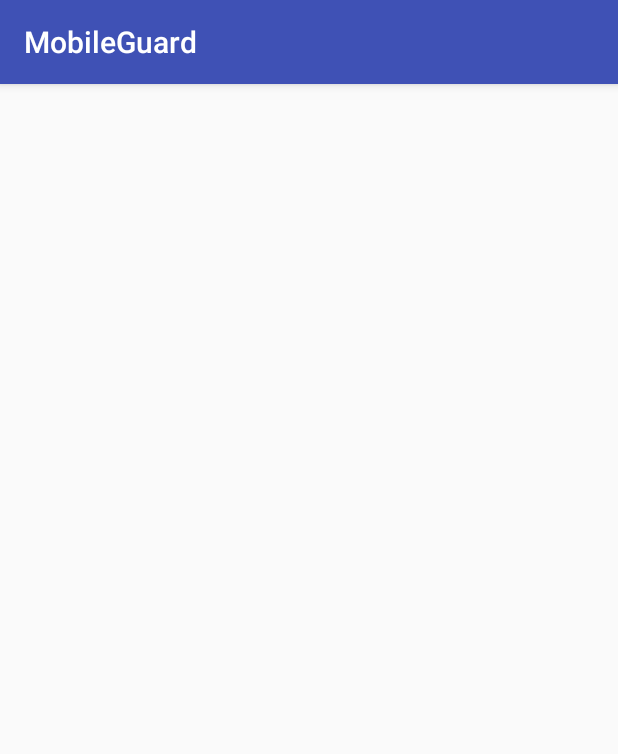
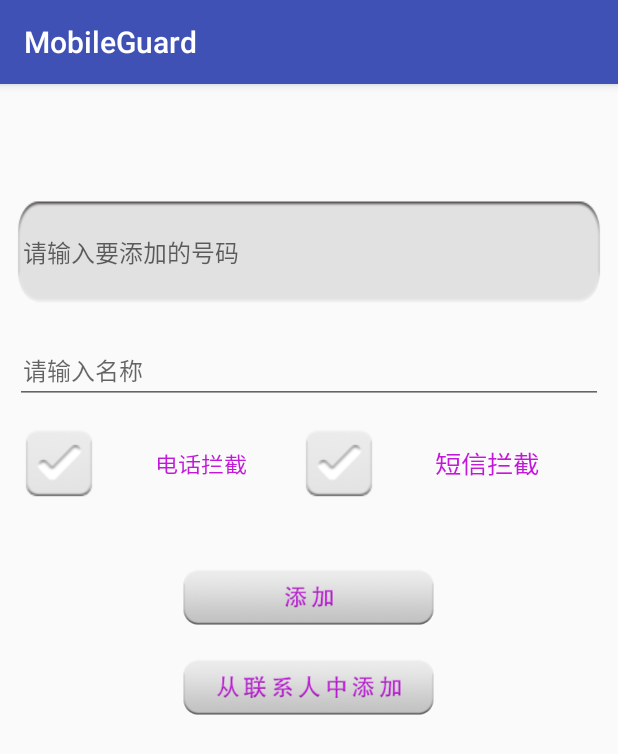
Before and after one commit to wzf383/MobileGuard, an Android app: the AddBlackNumberActivity screen opened directly, with no data from a screen before it, on a phone screen of 412 x 824 dp. Shown: the top 754 px of the screen. Run offline under Robolectric (Android 15) with nearby library versions, the phone set to English and light mode, and no system bars.

Commit message:
手机通讯界面

```diff
--- a/app/src/main/res/layout/activity_add_black_number.xml
+++ b/app/src/main/res/layout/activity_add_black_number.xml
@@ -1,9 +1,85 @@
 <?xml version="1.0" encoding="utf-8"?>
-<android.support.constraint.ConstraintLayout xmlns:android="http://schemas.android.com/apk/res/android"
-    xmlns:app="http://schemas.android.com/apk/res-auto"
-    xmlns:tools="http://schemas.android.com/tools"
+<LinearLayout xmlns:android="http://schemas.android.com/apk/res/android"
     android:layout_width="match_parent"
     android:layout_height="match_parent"
-    tools:context="cn.edu.gdmec.android.mobileguard.m3communicationguard.adapter.AddBlackNumberActivity">
+    android:orientation="vertical">
 
-</android.support.constraint.ConstraintLayout>
+    <include layout="@layout/titlebar"/>
+
+    <EditText
+        android:id="@+id/et_balcknumber"
+        android:layout_width="match_parent"
+        android:layout_height="wrap_content"
+        android:layout_marginLeft="10dp"
+        android:layout_marginRight="10dp"
+        android:layout_marginTop="20dp"
+        android:background="@drawable/coner_white_rec"
+        android:hint="请输入要添加的号码"
+        android:inputType="phone"
+        android:paddingLeft="5dp"
+        android:textColor="@color/bright_purple"
+        android:textSize="16sp"/>
+
+    <EditText
+        android:id="@+id/et_blackname"
+        android:layout_width="match_parent"
+        android:layout_height="wrap_content"
+        android:layout_marginLeft="10dp"
+        android:layout_marginRight="10dp"
+        android:layout_marginTop="20dp"
+        android:hint="请输入名称"
+        android:inputType="phone"
+        android:paddingLeft="5dp"
+        android:textColor="@color/bright_purple"
+        android:textSize="16sp"/>
+
+    <LinearLayout
+        android:layout_width="match_parent"
+        android:layout_height="wrap_content"
+        android:layout_margin="15dp"
+        android:gravity="center"
+        android:orientation="horizontal">
+
+        <CheckBox
+            android:id="@+id/cb_blacknumber_tel"
+            android:layout_width="wrap_content"
+            android:layout_height="wrap_content"
+            android:layout_weight="1"
+            android:button="@drawable/checkbox_selector"
+            android:checked="true"
+            android:paddingLeft="40dp"
+            android:text="电话拦截"
+            android:textColor="@color/bright_purple"
+            android:textScaleX="1.1"/>
+
+        <CheckBox
+            android:id="@+id/cb_blacknumber_sms"
+            android:layout_width="wrap_content"
+            android:layout_height="wrap_content"
+            android:layout_weight="1"
+            android:button="@drawable/checkbox_selector"
+            android:checked="true"
+            android:paddingLeft="40dp"
+            android:text="短信拦截"
+            android:textColor="@color/bright_purple"
+            android:textScaleX="1.1"
+            android:textSize="16sp"/>
+    </LinearLayout>
+
+    <Button
+        android:id="@+id/add_blacknum_btn"
+        android:layout_width="170dp"
+        android:layout_height="40dp"
+        android:layout_gravity="center_horizontal"
+        android:layout_marginTop="30dp"
+        android:background="@drawable/add_btn_selector_securityphone" />
+
+    <Button
+        android:id="@+id/add_fromcontact_btn"
+        android:layout_width="170dp"
+        android:layout_height="40dp"
+        android:layout_gravity="center_horizontal"
+        android:layout_marginTop="20dp"
+        android:background="@drawable/add_fromcontact_btn_selector_securityphone" />
+
+</LinearLayout>
```
